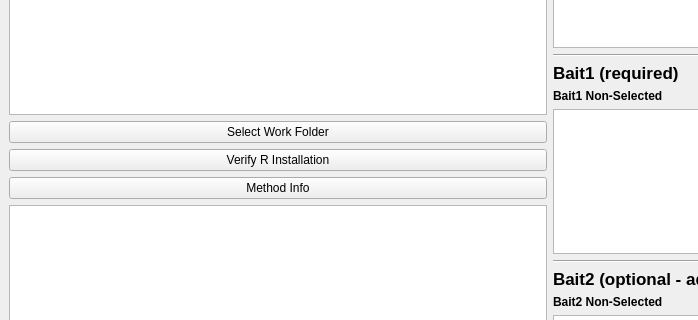
Above: ui/Stat_Maker_v3.ui from RobertPiper/DEEPN before the change; both pictures show x 0 to 698 and y 323 to 643 of the 1100 by 860 pixel window. Below: the same form after it.
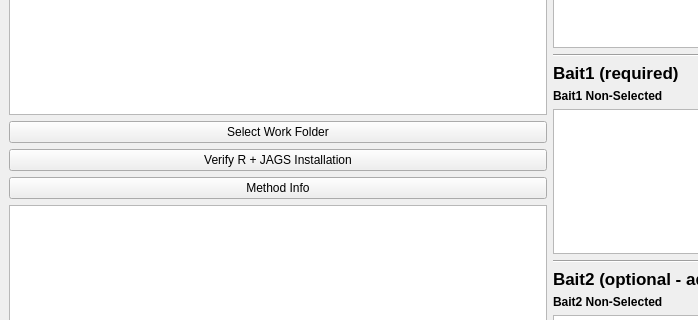
That is the form after the change. Custom widgets are drawn as their Qt base class.

What changed in the file:
```diff
--- a/ui/Stat_Maker_v3.ui
+++ b/ui/Stat_Maker_v3.ui
@@ -60,7 +60,7 @@
       <item>
        <widget class="QPushButton" name="verify_r_btn">
         <property name="text">
-         <string>Verify R Installation</string>
+         <string>Verify R + JAGS Installation</string>
         </property>
        </widget>
       </item>
```
Left out of the diff: 2 changed lines with no effect on the pictures.
